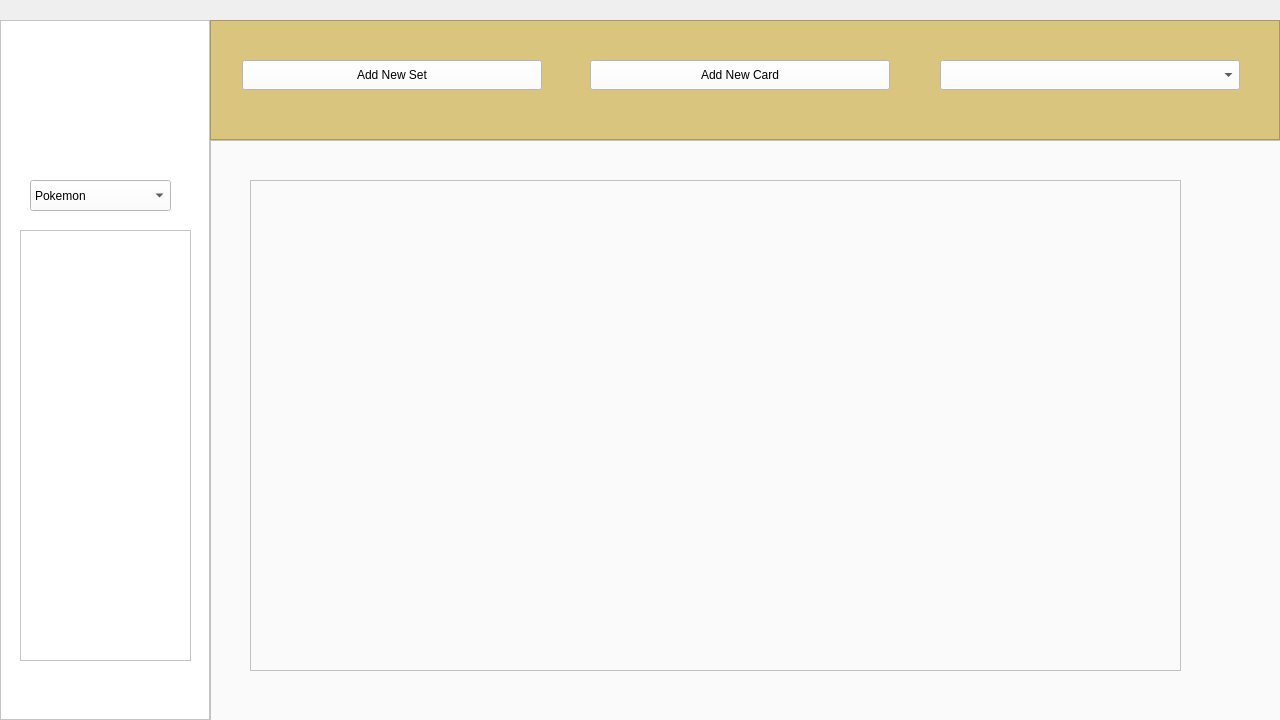
Qt form userhome.ui (Scaryalet/CardVault) before a commit.
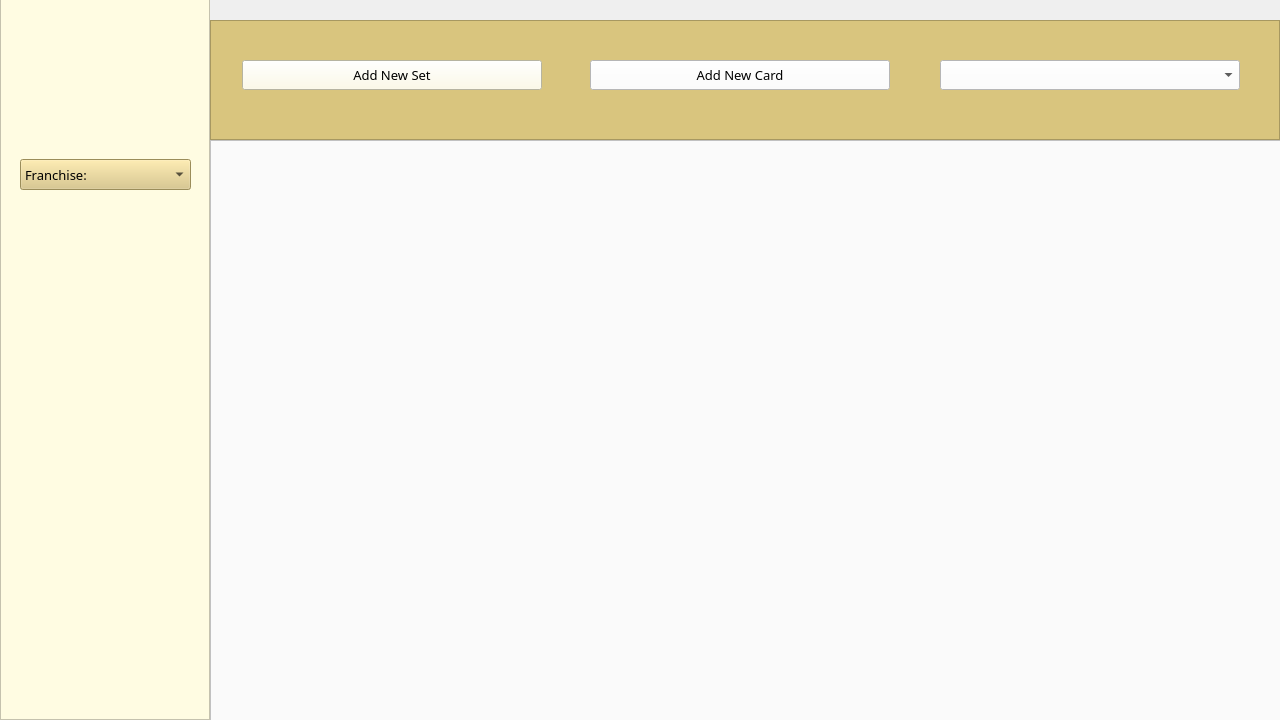
The same form after that commit. Icons and pictures are not drawn.

```diff
--- a/userhome.ui
+++ b/userhome.ui
@@ -37,19 +37,21 @@
 	
 	background-color: rgb(255, 255, 255);
 }
-</string>
+QComboBox {
+	background-color: rgb(217, 197, 126);
+}</string>
    </property>
    <widget class="QFrame" name="frame">
     <property name="geometry">
      <rect>
       <x>0</x>
-      <y>20</y>
+      <y>-1</y>
       <width>210</width>
-      <height>700</height>
+      <height>721</height>
      </rect>
     </property>
     <property name="styleSheet">
-     <string notr="true">background-color: rgb(255, 255, 255);</string>
+     <string notr="true">background-color: #FFFCE2;</string>
     </property>
     <property name="frameShape">
      <enum>QFrame::StyledPanel</enum>
@@ -73,12 +75,26 @@
     <widget class="QComboBox" name="setsCombo">
      <property name="geometry">
       <rect>
-       <x>30</x>
+       <x>20</x>
        <y>160</y>
-       <width>141</width>
+       <width>171</width>
        <height>31</height>
       </rect>
      </property>
+     <property name="font">
+      <font>
+       <family>Bahnschrift Light</family>
+       <pointsize>10</pointsize>
+      </font>
+     </property>
+     <property name="styleSheet">
+      <string notr="true">background-color: rgb(217, 197, 126);</string>
+     </property>
+     <item>
+      <property name="text">
+       <string>Franchise:</string>
+      </property>
+     </item>
      <item>
       <property name="text">
        <string>Pokemon</string>
@@ -99,6 +115,15 @@
        <height>431</height>
       </rect>
      </property>
+     <property name="styleSheet">
+      <string notr="true"/>
+     </property>
+     <property name="frameShape">
+      <enum>QFrame::NoFrame</enum>
+     </property>
+     <property name="verticalScrollBarPolicy">
+      <enum>Qt::ScrollBarAsNeeded</enum>
+     </property>
     </widget>
    </widget>
    <widget class="QFrame" name="frame_2">
@@ -166,8 +191,14 @@
        <height>30</height>
       </rect>
      </property>
+     <property name="font">
+      <font>
+       <family>Bahnschrift</family>
+       <pointsize>10</pointsize>
+      </font>
+     </property>
      <property name="styleSheet">
-      <string notr="true">background-color: rgb(255, 255, 255);</string>
+      <string notr="true">background-color: rgb(255, 252, 226);</string>
      </property>
      <property name="text">
       <string>Add New Set</string>
@@ -182,6 +213,12 @@
        <height>30</height>
       </rect>
      </property>
+     <property name="font">
+      <font>
+       <family>Bahnschrift</family>
+       <pointsize>10</pointsize>
+      </font>
+     </property>
      <property name="styleSheet">
       <string notr="true">background-color: rgb(255, 255, 255);</string>
      </property>
@@ -213,10 +250,13 @@
       <rect>
        <x>40</x>
        <y>40</y>
-       <width>931</width>
+       <width>981</width>
        <height>491</height>
       </rect>
      </property>
+     <property name="frameShape">
+      <enum>QFrame::NoFrame</enum>
+     </property>
      <property name="widgetResizable">
       <bool>true</bool>
      </property>
@@ -225,8 +265,8 @@
        <rect>
         <x>0</x>
         <y>0</y>
-        <width>929</width>
-        <height>489</height>
+        <width>981</width>
+        <height>491</height>
        </rect>
       </property>
      </widget>
```
Left out of the diff: 21 changed lines with no effect on the pictures.
